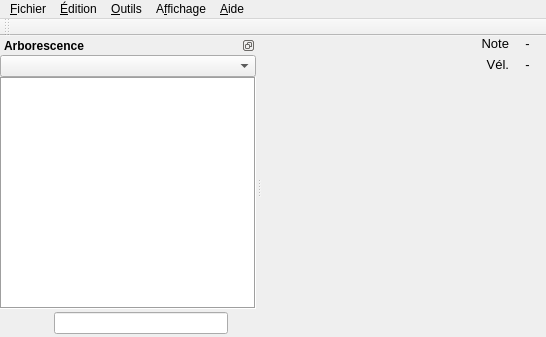
Above: trunk/mainwindow.ui from davy7125/polyphone before the change. Below: the same form after it.
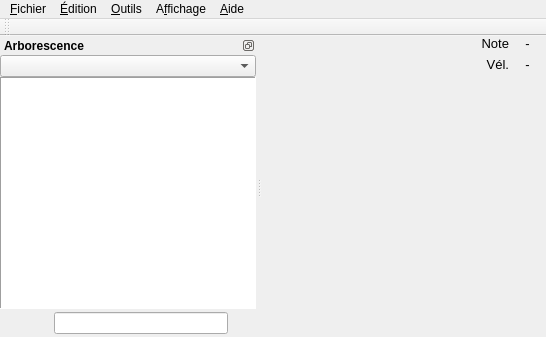
That is the form after the change. Icons and pictures are not drawn. Custom widgets are drawn as their Qt base class.

Patch:
```diff
--- a/trunk/mainwindow.ui
+++ b/trunk/mainwindow.ui
@@ -450,7 +450,10 @@
           <bool>true</bool>
          </property>
          <property name="frameShape">
-          <enum>QFrame::Box</enum>
+          <enum>QFrame::Panel</enum>
+         </property>
+         <property name="frameShadow">
+          <enum>QFrame::Sunken</enum>
          </property>
          <property name="editTriggers">
           <set>QAbstractItemView::NoEditTriggers</set>
```
Left out of the diff: 2 changed lines with no effect on the pictures.
